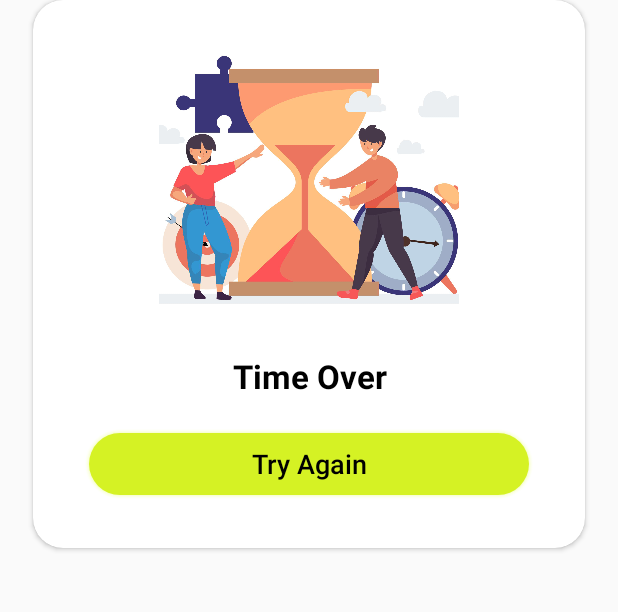
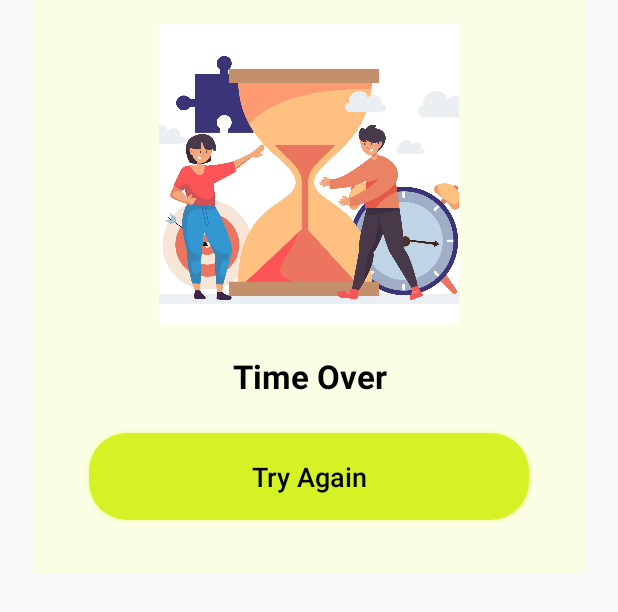
Before and after one commit to gtran6/QuizTime, an Android app: the layout time_over_dialog.xml on its own in the app's theme, with its tools: preview values and no code run, on a phone screen of 412 x 824 dp. Shown: the top 612 px of the screen. Run offline under Robolectric (Android 15) with nearby library versions, the phone set to English and light mode, and no system bars.

Commit message:
UI modify

```diff
--- a/app/src/main/res/drawable/wrong_ans_bg.xml
+++ b/app/src/main/res/drawable/wrong_ans_bg.xml
@@ -2,7 +2,7 @@
 <shape xmlns:android="http://schemas.android.com/apk/res/android"
     android:shape="rectangle">
 
-    <solid android:color="#C51D1D" />
+    <solid android:color="#DDEC2D2D" />
 
     <corners
 
--- a/app/src/main/res/layout/activity_quiz.xml
+++ b/app/src/main/res/layout/activity_quiz.xml
@@ -96,8 +96,8 @@
                     android:id="@+id/tvQuestion"
                     android:layout_width="match_parent"
                     android:layout_height="wrap_content"
-                    android:layout_margin="10dp"
                     android:gravity="center"
+                    android:layout_marginTop="20dp"
                     android:text="@string/question"
                     android:textStyle="bold"
                     android:textColor="@android:color/black"
--- a/app/src/main/res/layout/time_over_dialog.xml
+++ b/app/src/main/res/layout/time_over_dialog.xml
@@ -1,10 +1,12 @@
 <?xml version="1.0" encoding="utf-8"?>
-<androidx.cardview.widget.CardView xmlns:android="http://schemas.android.com/apk/res/android"
+<androidx.constraintlayout.widget.ConstraintLayout xmlns:android="http://schemas.android.com/apk/res/android"
     xmlns:app="http://schemas.android.com/apk/res-auto"
     android:layout_width="match_parent"
     android:layout_height="wrap_content"
     android:layout_marginLeft="22dp"
-    app:cardCornerRadius="20dp"
+    app:cardCornerRadius="30dp"
+    android:background="@drawable/quiz_bg"
+    android:backgroundTint="@color/mist"
     android:layout_marginRight="22dp">
 
     <androidx.constraintlayout.widget.ConstraintLayout
@@ -50,10 +52,14 @@
             android:textColor="@color/black"
             android:textAllCaps="false"
             android:textSize="18sp"
+            android:paddingStart="50dp"
+            android:paddingTop="20dp"
+            android:paddingEnd="50dp"
+            android:paddingBottom="20dp"
             app:layout_constraintBottom_toBottomOf="parent"
             app:layout_constraintEnd_toEndOf="parent"
             app:layout_constraintStart_toStartOf="parent" />
 
     </androidx.constraintlayout.widget.ConstraintLayout>
 
-</androidx.cardview.widget.CardView>
+</androidx.constraintlayout.widget.ConstraintLayout>
```
Also changed, not shown: app/src/main/java/com/example/quizapp/Views/QuizActivity.kt (+4 -4 lines).
